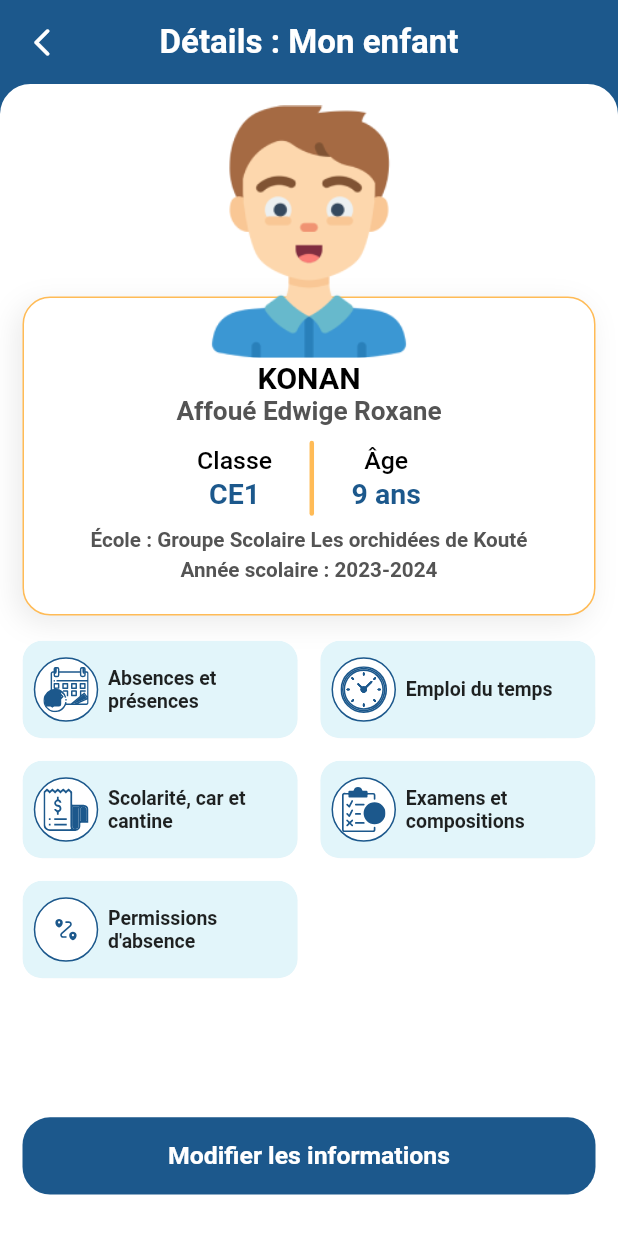
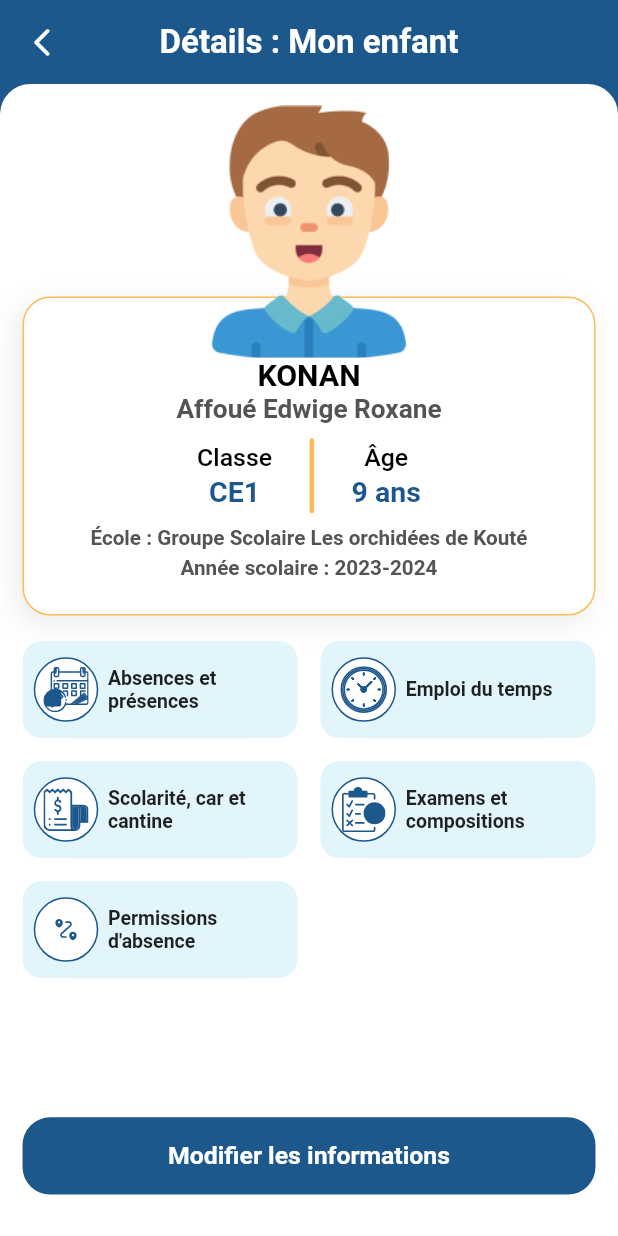
Before and after one commit to Keldy7/flutter_scolarApp, a Flutter app: the ChildScreen screen opened by its route, on a phone screen of 412 x 824 dp. Run offline on Flutter 3.47's test engine with Material 2 defaults, Android fonts, the phone set to English and light mode, and no system bars; our stand-ins replace carousel_slider, dotted_border, figma_squircle, file_picker, flutter_screenutil, flutter_svg and 7 more; accounts and stored records are empty; Roboto replaces fonts that are missing (Montserrat, Nunito).

Commit message:
Mise en place du design des futures interfaces

```diff
--- a/lib/app/ui/screens/child/child_screen.dart
+++ b/lib/app/ui/screens/child/child_screen.dart
@@ -74,9 +74,7 @@ class _ChildScreenState extends State<ChildScreen> {
                                 mainAxisAlignment: MainAxisAlignment.center,
                                 crossAxisAlignment: CrossAxisAlignment.center,
                                 children: [
-                                  const SizedBox(
-                                    height: 20,
-                                  ),
+                                  20.h.verticalSpace,
                                   getCustomFont("KONAN", 22, blackColor, 1,
                                       fontWeight: FontWeight.bold),
                                   getCustomFont("Affoué Edwige Roxane", 19,
@@ -161,12 +159,6 @@ class _ChildScreenState extends State<ChildScreen> {
                                 child: Container(
                                   child: getAssetImage(context, Images.boyPng,
                                       innerWidth * 0.45, innerHeight * 0.5),
-                                  // Image.asset(
-                                  //   'assets/images/png/girl.png',
-                                  //   width: innerWidth * 0.45,
-                                  //   height: innerHeight * 0.5,
-                                  //   fit: BoxFit.fitWidth,
-                                  // ),
                                 ),
                               )),
                         ]);
--- a/lib/app/ui/screens/child/edit_child_screen.dart
+++ b/lib/app/ui/screens/child/edit_child_screen.dart
@@ -22,7 +22,7 @@ class _EditChildScreenState extends State<EditChildScreen> {
     double height = MediaQuery.of(context).size.height;
     return getScreenDetailDefaultView(
       context,
-      "Profil : Mon enfant",
+      Labels.profilEnfantKey,
       () {
         Constant.backToPrev(context);
       },
--- a/lib/app/utils/label_keys.dart
+++ b/lib/app/utils/label_keys.dart
@@ -38,6 +38,7 @@ class Labels {
 
 //Services
   static String detailsEnfantKey = "Détails : Mon enfant";
+  static String profilEnfantKey = "Profil : Mon enfant";
   static String attendanceKey = "Absences et présences";
   static String feesKey = "Scolarité, car et cantine";
   static String timetableKey = "Emploi du temps";
```
